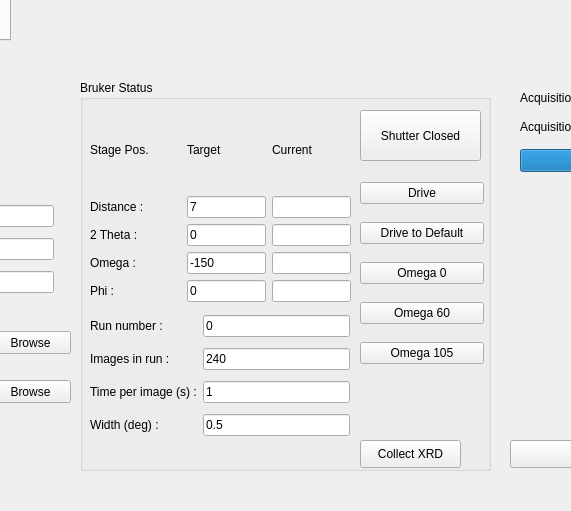
Old version of the form gridscan_mainwin.ui in the repository hgarbeil/pyAmptek; both pictures show x 320 to 891 and y 449 to 960 of the 1140 by 960 pixel window.
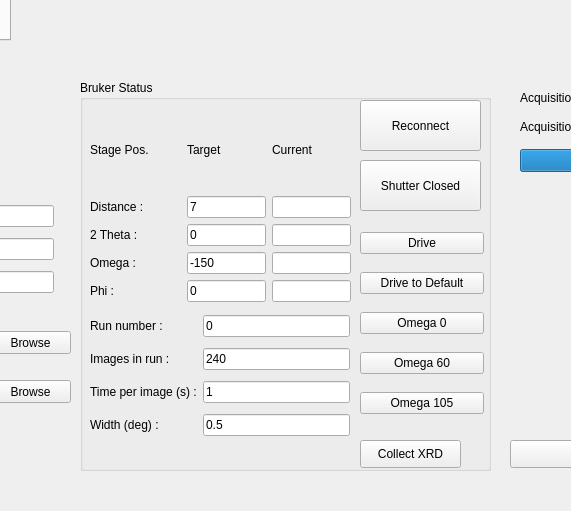
New version of the form. Custom widgets are drawn as their Qt base class.

Commit message: Changed motor addressing in MyCAEpics Added a Reconnect Button to gui to force bis reconnect

The edit to the form file:
```diff
--- a/gridscan_mainwin.ui
+++ b/gridscan_mainwin.ui
@@ -893,7 +893,7 @@
      <property name="geometry">
       <rect>
        <x>280</x>
-       <y>30</y>
+       <y>80</y>
        <width>121</width>
        <height>51</height>
       </rect>
@@ -1110,7 +1110,7 @@
      <property name="geometry">
       <rect>
        <x>280</x>
-       <y>90</y>
+       <y>140</y>
        <width>124</width>
        <height>208</height>
       </rect>
@@ -1153,6 +1153,19 @@
       </item>
      </layout>
     </widget>
+    <widget class="QPushButton" name="reconnectButton">
+     <property name="geometry">
+      <rect>
+       <x>280</x>
+       <y>20</y>
+       <width>121</width>
+       <height>51</height>
+      </rect>
+     </property>
+     <property name="text">
+      <string>Reconnect</string>
+     </property>
+    </widget>
    </widget>
    <widget class="QGroupBox" name="groupBox_4">
     <property name="geometry">
```
The commit also changes 2 other files.
